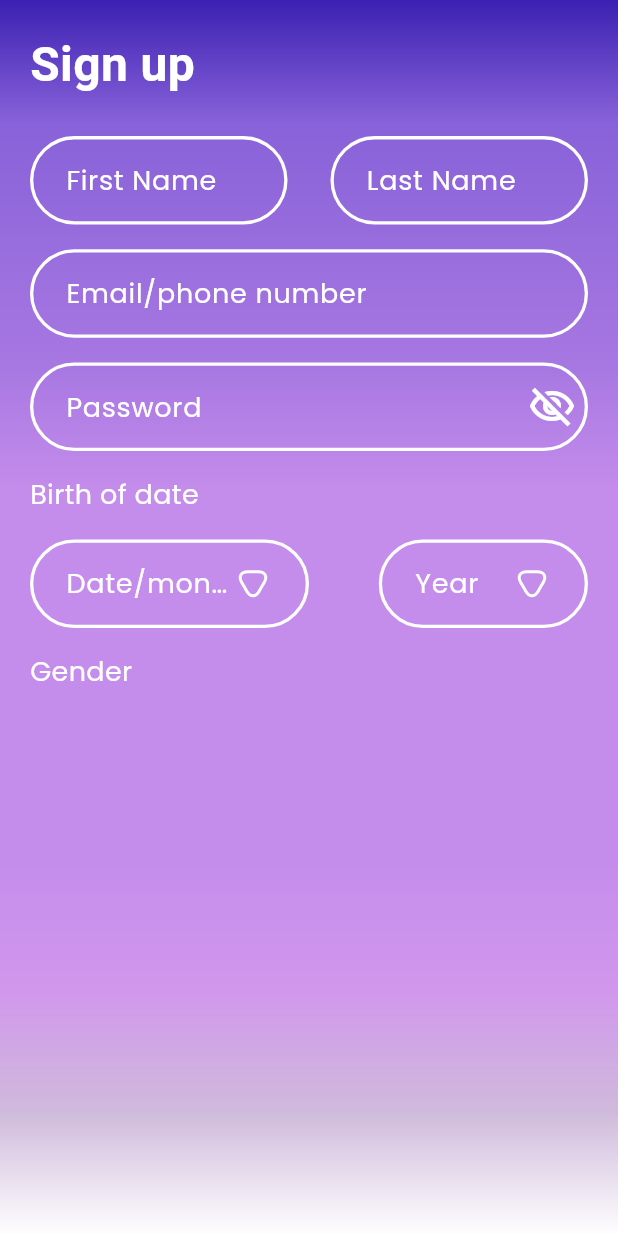
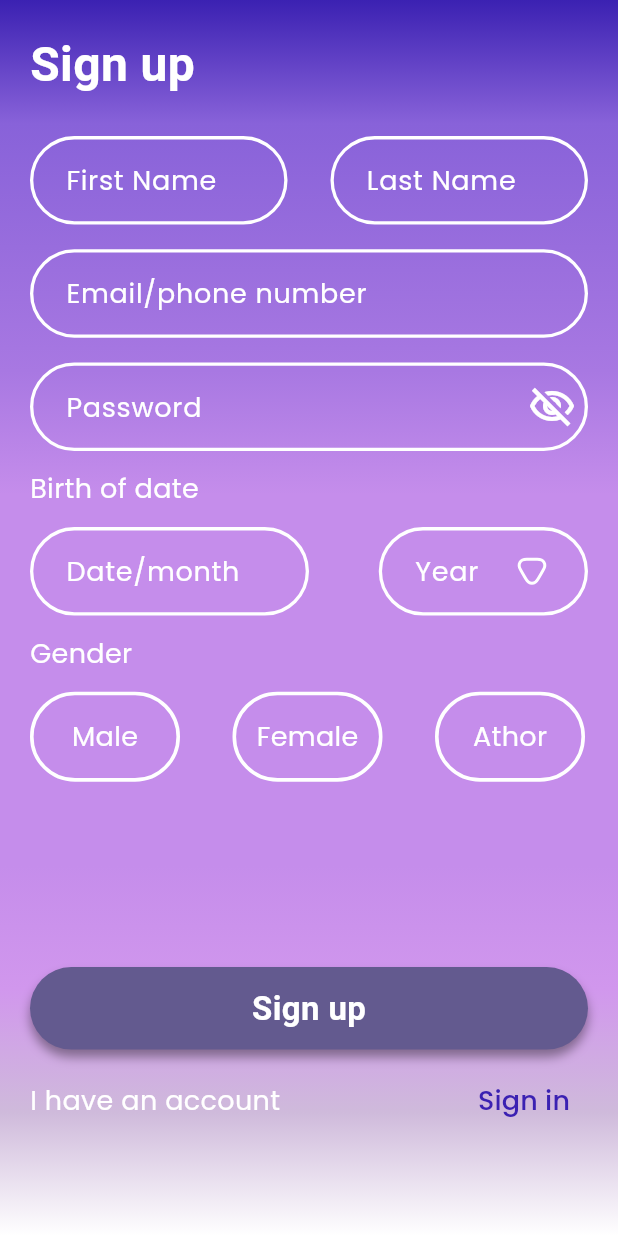
Before and after one commit to amgadelmarghny/social_media_app, a Flutter app: the RegisterView screen opened by its route, on a phone screen of 412 x 824 dp. Run offline on Flutter 3.47's test engine with Material 3 defaults, Android fonts, the phone set to English and light mode, and no system bars; our stand-ins replace bloc, firebase_core, flutter_bloc, flutter_svg, google_fonts, smooth_page_indicator; accounts and stored records are empty.

Commit message:
finsh register ui and intialize flutter fire

```diff
--- a/lib/main.dart
+++ b/lib/main.dart
@@ -1,14 +1,20 @@
+import 'package:firebase_core/firebase_core.dart';
 import 'package:flutter/material.dart';
 import 'package:flutter/services.dart';
 import 'package:flutter_bloc/flutter_bloc.dart';
+import 'package:social_media_app/firebase_options.dart';
 import 'package:social_media_app/modules/login/login_view.dart';
 import 'package:social_media_app/modules/on_boarding/on_boarding_view.dart';
 import 'package:social_media_app/modules/reqister/reqister_view.dart';
 import 'package:social_media_app/shared/bloc/app_cubit/app_cubit.dart';
 import 'package:social_media_app/shared/bloc/bloc_observer.dart';
 
-void main() {
+void main() async {
   Bloc.observer = MyBlocObserver();
+  WidgetsFlutterBinding.ensureInitialized();
+  await Firebase.initializeApp(
+    options: DefaultFirebaseOptions.currentPlatform,
+  );
   runApp(const SocialMediaApp());
 }
 
@@ -34,7 +40,7 @@ class SocialMediaApp extends StatelessWidget {
         routes: {
           OnBoardingView.routeViewName: (context) => const OnBoardingView(),
           LoginView.routeViewName: (context) => const LoginView(),
-          RegisterView.routeNameView: (context) => const RegisterView(),
+          RegisterView.routeViewName: (context) => const RegisterView(),
         },
       ),
     );
--- a/lib/modules/login/login_view_body.dart
+++ b/lib/modules/login/login_view_body.dart
@@ -121,7 +121,7 @@ class _LodinViewBodyState extends State<LodinViewBody> {
                 TextButton(
                   onPressed: () {
                     Navigator.pushNamedAndRemoveUntil(
-                        context, RegisterView.routeNameView, (route) => false);
+                        context, RegisterView.routeViewName, (route) => false);
                   },
                   child: Text(
                     'Sign up',
--- a/lib/modules/reqister/register_view_body.dart
+++ b/lib/modules/reqister/register_view_body.dart
@@ -1,8 +1,10 @@
 import 'package:flutter/material.dart';
 import 'package:flutter_svg/flutter_svg.dart';
+import 'package:social_media_app/modules/login/login_view.dart';
+import 'package:social_media_app/shared/components/custom_button.dart';
+import 'package:social_media_app/shared/components/gender_icon_list.dart';
 import 'package:social_media_app/shared/components/textformfield.dart';
 import 'package:social_media_app/shared/style/fonts/font_style.dart';
-
 import '../../shared/components/year_picker.dart';
 
 class RegisterViewBody extends StatefulWidget {
@@ -38,6 +40,7 @@ class _RegisterViewBodyState extends State<RegisterViewBody> {
                     flex: 6,
                     child: CustomTextField(
                       hintText: 'First Name',
+                      textInputType: TextInputType.name,
                     ),
                   ),
                   Spacer(
@@ -47,6 +50,7 @@ class _RegisterViewBodyState extends State<RegisterViewBody> {
                     flex: 6,
                     child: CustomTextField(
                       hintText: 'Last Name',
+                      textInputType: TextInputType.name,
                     ),
                   ),
                 ],
@@ -56,12 +60,14 @@ class _RegisterViewBodyState extends State<RegisterViewBody> {
               ),
               const CustomTextField(
                 hintText: 'Email/phone number',
+                textInputType: TextInputType.emailAddress,
               ),
               SizedBox(
                 height: h * 0.02,
               ),
               CustomTextField(
                 hintText: 'Password',
+                textInputType: TextInputType.visiblePassword,
                 obscureText: isObscure,
                 suffixIcon: IconButton(
                   onPressed: () {
@@ -78,30 +84,22 @@ class _RegisterViewBodyState extends State<RegisterViewBody> {
                 ),
               ),
               SizedBox(
-                height: h * 0.02,
+                height: h * 0.015,
               ),
               Text(
                 'Birth of date',
                 style: FontsStyle.font18Popin(),
               ),
               SizedBox(
-                height: h * 0.02,
+                height: h * 0.015,
               ),
               Row(
                 children: [
-                  Expanded(
+                  const Expanded(
                     flex: 4,
                     child: CustomTextField(
                       hintText: 'Date/month',
-                      suffixIcon: Row(
-                        mainAxisSize: MainAxisSize.min,
-                        children: [
-                          SvgPicture.asset(
-                            'lib/assets/images/arrow_bottom.svg',
-                            height: 20,
-                          ),
-                        ],
-                      ),
+                      textInputType: TextInputType.datetime,
                     ),
                   ),
                   const Spacer(
@@ -112,8 +110,12 @@ class _RegisterViewBodyState extends State<RegisterViewBody> {
                     child: CustomTextField(
                       hintText: 'Year',
                       controller: yearController,
+                      textInputType: TextInputType.datetime,
                       onTap: () async {
-                        yearController.text = await pickYear(context: context);
+                        String? selectedYear = await pickYear(context: context);
+                        if (selectedYear != null) {
+                          yearController.text = selectedYear;
+                        }
                       },
                       suffixIcon:
                           Row(mainAxisSize: MainAxisSize.min, children: [
@@ -127,15 +129,45 @@ class _RegisterViewBodyState extends State<RegisterViewBody> {
                 ],
               ),
               SizedBox(
-                height: h * 0.02,
+                height: h * 0.015,
               ),
               Text(
                 'Gender',
                 style: FontsStyle.font18Popin(),
               ),
               SizedBox(
-                height: h * 0.02,
+                height: h * 0.015,
               ),
+              const GenderIconList(),
+              SizedBox(
+                height: h * 0.15,
+              ),
+              CustomButton(text: 'Sign up', onTap: () {}),
+              SizedBox(
+                height: h * 0.0125,
+              ),
+              Row(
+                mainAxisAlignment: MainAxisAlignment.center,
+                children: [
+                  Text(
+                    'I have an account',
+                    style: FontsStyle.font18Popin(),
+                  ),
+                  const Spacer(),
+                  TextButton(
+                    onPressed: () {
+                      Navigator.pushNamedAndRemoveUntil(
+                          context, LoginView.routeViewName, (route) => false);
+                    },
+                    child: Text(
+                      'Sign in',
+                      style: FontsStyle.font18Popin(
+                        color: const Color(0xff3B21B2),
+                      ),
+                    ),
+                  ),
+                ],
+              )
             ],
           ),
         ),
--- a/lib/modules/reqister/reqister_view.dart
+++ b/lib/modules/reqister/reqister_view.dart
@@ -4,7 +4,7 @@ import 'package:social_media_app/shared/style/theme/theme.dart';
 
 class RegisterView extends StatelessWidget {
   const RegisterView({super.key});
-  static const routeNameView = 'Register View';
+  static const routeViewName = 'Register View';
 
   @override
   Widget build(BuildContext context) {
--- a/lib/shared/components/gender_icon.dart
+++ b/lib/shared/components/gender_icon.dart
@@ -4,8 +4,11 @@ import 'package:social_media_app/shared/style/fonts/font_style.dart';
 class GenderIcon extends StatelessWidget {
   const GenderIcon({
     super.key,
+    required this.genderType,
+    required this.isActive,
   });
-
+  final String genderType;
+  final bool isActive;
   @override
   Widget build(BuildContext context) {
     return AnimatedContainer(
@@ -15,15 +18,15 @@ class GenderIcon extends StatelessWidget {
       decoration: ShapeDecoration(
         shape: RoundedRectangleBorder(
           borderRadius: BorderRadius.circular(30),
-          side: const BorderSide(
-            color: Color(0xff8B64DA),
+          side: BorderSide(
+            color: isActive ? const Color(0xff8B64DA) : Colors.white,
             width: 2.4,
           ),
         ),
       ),
       child: Center(
         child: Text(
-          'Male',
+          genderType,
           style: FontsStyle.font18Popin(),
         ),
       ),
--- /dev/null
+++ b/lib/shared/components/gender_icon_list.dart
@@ -0,0 +1,40 @@
+import 'package:flutter/material.dart';
+import 'package:social_media_app/shared/components/gender_icon.dart';
+
+class GenderIconList extends StatefulWidget {
+  const GenderIconList({
+    super.key,
+  });
+
+  @override
+  State<GenderIconList> createState() => _GenderIconListState();
+}
+
+class _GenderIconListState extends State<GenderIconList> {
+  int? isSelected;
+  @override
+  Widget build(BuildContext context) {
+    const List<String> genderTypeList = ['Male', 'Female', 'Athor'];
+    return SizedBox(
+      height: 60,
+      child: ListView.separated(
+        scrollDirection: Axis.horizontal,
+        physics: const NeverScrollableScrollPhysics(),
+        itemCount: genderTypeList.length,
+        itemBuilder: (context, index) => GestureDetector(
+          onTap: () {
+            isSelected = index;
+            setState(() {});
+          },
+          child: GenderIcon(
+            genderType: genderTypeList[index],
+            isActive: isSelected == index ? true : false,
+          ),
+        ),
+        separatorBuilder: (context, index) => const SizedBox(
+          width: 35,
+        ),
+      ),
+    );
+  }
+}
--- a/lib/shared/components/year_picker.dart
+++ b/lib/shared/components/year_picker.dart
@@ -1,7 +1,7 @@
 import 'package:flutter/material.dart';
 // Call this in the select year button.
 
-Future pickYear({required BuildContext context}) async {
+Future<String?> pickYear({required BuildContext context}) async {
   String? selectedYear;
   await showDialog(
     context: context,
@@ -53,5 +53,5 @@ Future pickYear({required BuildContext context}) async {
       );
     },
   );
-  return selectedYear!;
+  return selectedYear;
 }
--- a/lib/shared/style/fonts/font_style.dart
+++ b/lib/shared/style/fonts/font_style.dart
@@ -41,6 +41,7 @@ abstract class FontsStyle {
       textStyle: TextStyle(
         color: color,
         fontSize: 18,
+        fontWeight: color != Colors.white ? FontWeight.w500 : null,
       ),
     );
   }
--- a/pubspec.yaml
+++ b/pubspec.yaml
@@ -30,6 +30,7 @@ environment:
 dependencies:
   bloc: ^8.1.4
   cupertino_icons: ^1.0.6
+  firebase_core: ^2.32.0
   flutter:
     sdk: flutter
   flutter_bloc: ^8.1.5
```
Also changed, not shown: firebase.json (added), lib/firebase_options.dart (added), pubspec.lock, 3 other files.
